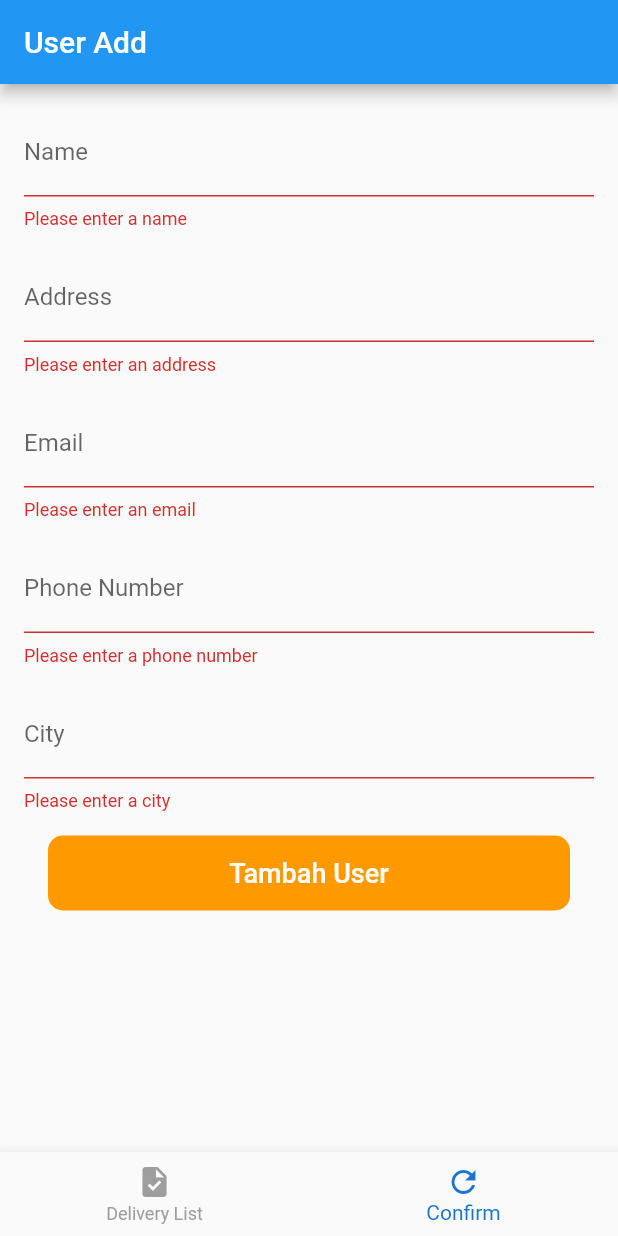
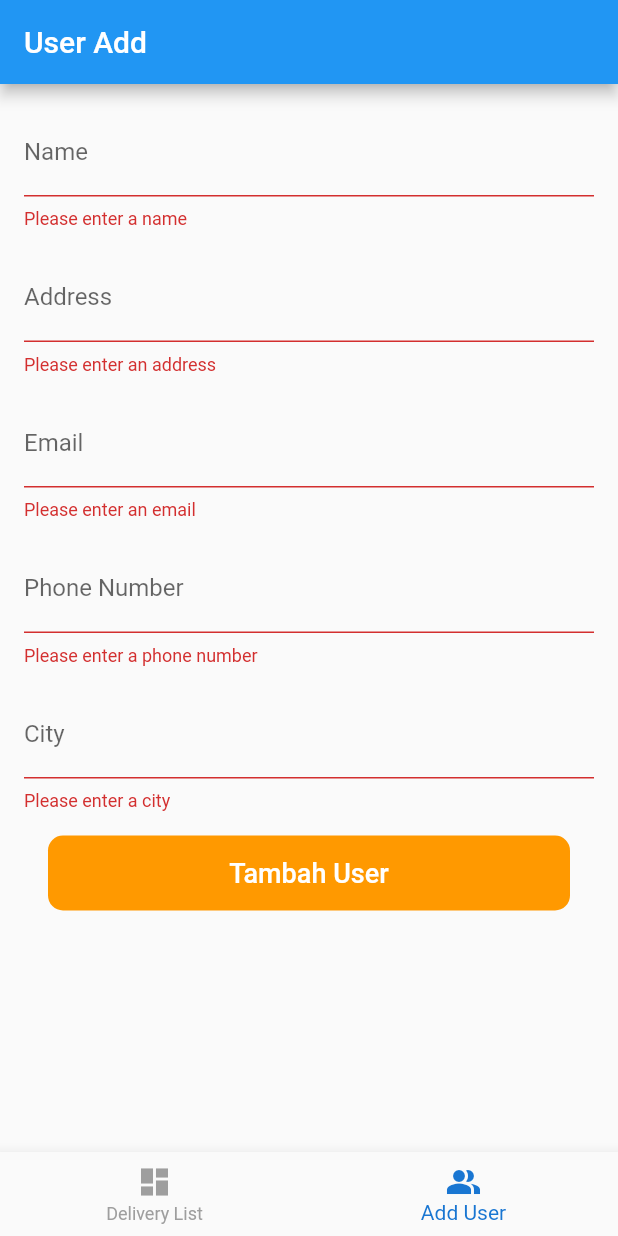
Before and after one commit to 47hitman/cpssoft_test, a Flutter app: the screen it shows after launch, item 2 of the bottom bar chosen, after a tap on "Tambah User", on a phone screen of 412 x 824 dp. Run offline on Flutter 3.47's test engine with Material 2 defaults, Android fonts, the phone set to English and light mode, and no system bars; network calls fail.

Commit message:
style:HomeScreen

```diff
--- a/lib/HomeScreen.dart
+++ b/lib/HomeScreen.dart
@@ -44,12 +44,12 @@ class _HomeScreen extends State<HomeScreen> {
       bottomNavigationBar: BottomNavigationBar(
         items: const <BottomNavigationBarItem>[
           BottomNavigationBarItem(
-            icon: Icon(Icons.task),
+            icon: Icon(Icons.dashboard),
             label: 'Delivery List',
           ),
           BottomNavigationBarItem(
-            icon: Icon(Icons.refresh),
-            label: 'Confirm',
+            icon: Icon(Icons.people_alt),
+            label: 'Add User',
           ),
         ],
         currentIndex: _selectedIndex,
--- a/lib/screens/user_list.dart
+++ b/lib/screens/user_list.dart
@@ -55,7 +55,7 @@ class _UserListState extends State<UserList> {
   Widget build(BuildContext context) {
     return Scaffold(
       appBar: AppBar(
-        title: Text('Data Fetching Example'),
+        title: const Text('User List'),
       ),
       body: Column(
         children: [
--- a/pubspec.yaml
+++ b/pubspec.yaml
@@ -19,7 +19,7 @@ publish_to: 'none' # Remove this line if you wish to publish to pub.dev
 version: 1.0.0+1
 
 environment:
-  sdk: '>=3.0.6 <4.0.0'
+  sdk: '>=3.0.1 <4.0.0'
 
 # Dependencies specify other packages that your package needs in order to work.
 # To automatically upgrade your package dependencies to the latest versions
@@ -37,6 +37,7 @@ dependencies:
   cupertino_icons: ^1.0.2
   http: ^1.1.0
   intl: ^0.18.1
+  motion_tab_bar_v2: ^0.3.0
 
 dev_dependencies:
   flutter_test:
```
Also changed, not shown: lib/screens/user_add.dart (+3 -24 lines), lib/service/endpoint.dart (+0 -20 lines), pubspec.lock, 1 other file.
